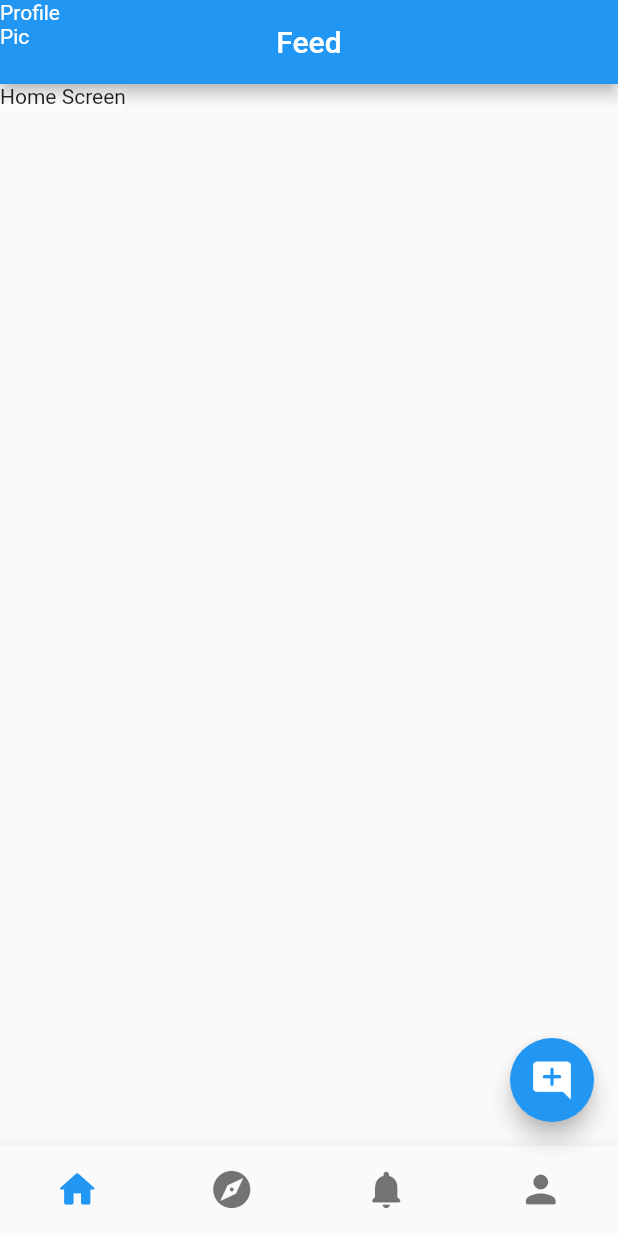
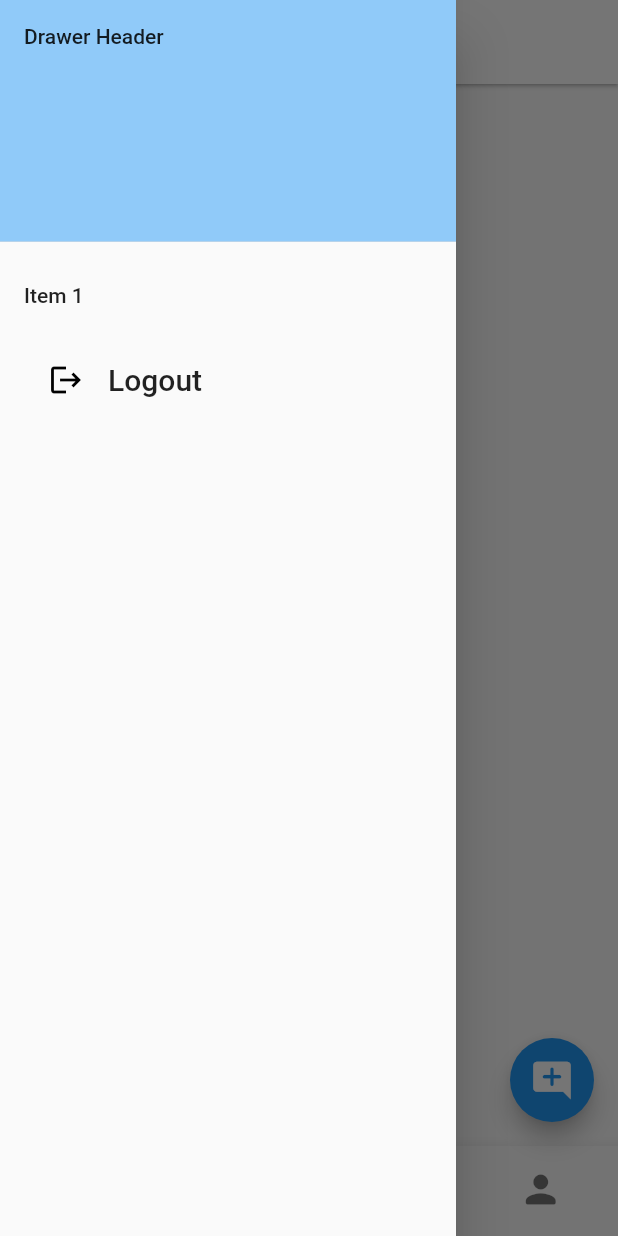
Before and after one commit to prism342/RitterMicroblog, a Flutter app: the MyHomeScreen screen opened by its route, in the side drawer, after a tap on "Profile Pic", on a phone screen of 412 x 824 dp. Run offline on Flutter 3.47's test engine with Material 2 defaults, Android fonts, the phone set to English and light mode, and no system bars; our stand-ins replace firebase_auth, firebase_core; missing offline and left inert: firebase_ui_auth; accounts and stored records are empty; generated files the repository leaves out were written again.

Commit message:
add my own auth screen templates

```diff
--- a/lib/home_screens/home_screen.dart
+++ b/lib/home_screens/home_screen.dart
@@ -1,9 +1,10 @@
 import 'package:flutter/material.dart';
-import 'package:ritter_microblog/home_screens/explore_screen.dart';
-import 'package:ritter_microblog/home_screens/feed_screen.dart';
-import 'package:ritter_microblog/home_screens/my_drawer.dart';
-import 'package:ritter_microblog/home_screens/notifications_screen.dart';
-import 'package:ritter_microblog/home_screens/profile_screen.dart';
+
+import 'my_drawer.dart';
+import 'feed_screen.dart';
+import 'explore_screen.dart';
+import 'notifications_screen.dart';
+import 'profile_screen.dart';
 
 class MyHomeScreen extends StatefulWidget {
   const MyHomeScreen({super.key});
@@ -14,6 +15,8 @@ class MyHomeScreen extends StatefulWidget {
 
 class _MyHomeScreenState extends State<MyHomeScreen> {
   int _selectedTabIndex = 0;
+
+  final GlobalKey<ScaffoldState> _scaffoldKey = GlobalKey<ScaffoldState>();
 
   void _onBottomBarTapped(int index) {
     setState(() {
@@ -32,17 +35,22 @@ class _MyHomeScreenState extends State<MyHomeScreen> {
 
   @override
   Widget build(BuildContext context) {
-    final GlobalKey<ScaffoldState> _scaffoldKey = GlobalKey<ScaffoldState>();
-
     return Scaffold(
       key: _scaffoldKey,
       appBar: AppBar(
         leading: GestureDetector(
-          child: Text("Profile Pic"),
+          child: Text(
+            "Profile Pic",
+            style: TextStyle(color: Theme.of(context).primaryColor),
+          ),
           onTap: () => _scaffoldKey.currentState?.openDrawer(),
         ),
-        title: Text(_screenTitles[_selectedTabIndex]),
+        title: Text(
+          _screenTitles[_selectedTabIndex],
+          style: TextStyle(color: Theme.of(context).primaryColor),
+        ),
         centerTitle: true,
+        elevation: 1,
       ),
       drawer: MyDrawer(),
       body: _screens[_selectedTabIndex],
--- a/lib/home_screens/my_drawer.dart
+++ b/lib/home_screens/my_drawer.dart
@@ -1,3 +1,4 @@
+import 'package:firebase_auth/firebase_auth.dart';
 import 'package:flutter/material.dart';
 
 class MyDrawer extends StatefulWidget {
@@ -18,9 +19,9 @@ class _MyDrawerState extends State<MyDrawer> {
         // Important: Remove any padding from the ListView.
         padding: EdgeInsets.zero,
         children: [
-          const DrawerHeader(
+          DrawerHeader(
             decoration: BoxDecoration(
-              color: Colors.blue,
+              color: Theme.of(context).backgroundColor,
             ),
             child: Text('Drawer Header'),
           ),
@@ -32,10 +33,26 @@ class _MyDrawerState extends State<MyDrawer> {
             },
           ),
           ListTile(
-            title: const Text('Item 2'),
+            leading: Padding(
+              padding: const EdgeInsets.only(left: 16.0),
+              child: Icon(
+                Icons.logout,
+                // size: Theme.of(context).iconTheme.size,
+                color: Theme.of(context).colorScheme.onSurface,
+              ),
+            ),
+            title: Text(
+              'Logout',
+              style: Theme.of(context).textTheme.titleLarge,
+            ),
+            // dense: true,
+            // minLeadingWidth: 32,
+            // horizontalTitleGap: 20,
             onTap: () {
               // Update the state of the app.
               // ...
+              FirebaseAuth.instance.signOut();
+              Navigator.pushReplacementNamed(context, '/signin');
             },
           ),
         ],
--- a/lib/my_widgets.dart
+++ b/lib/my_widgets.dart
@@ -16,11 +16,11 @@ class MyTextButton extends StatelessWidget {
   Widget build(BuildContext context) {
     Color? effectiveBackgroundColor = backgroundColor;
     if (backgroundColor == null) {
-      effectiveBackgroundColor = Theme.of(context).colorScheme.background;
+      effectiveBackgroundColor = Theme.of(context).colorScheme.primary;
     }
     Color? effectiveTextColor = backgroundColor;
     if (textColor == null) {
-      effectiveTextColor = Theme.of(context).colorScheme.onBackground;
+      effectiveTextColor = Theme.of(context).colorScheme.onPrimary;
     }
 
     return TextButton(
--- a/lib/themes.dart
+++ b/lib/themes.dart
@@ -4,6 +4,7 @@ import 'package:flutter/material.dart';
 
 ThemeData lightTheme = ThemeData(
     brightness: Brightness.light,
+    appBarTheme: AppBarTheme(backgroundColor: Colors.white)
     // primarySwatch: primaryColor,
     // bottomNavigationBarTheme:
     //     const BottomNavigationBarThemeData(selectedItemColor: primaryColor),
```
Also changed, not shown: lib/auth_screens/signin_screen.dart (added, +17 -0 lines), lib/auth_screens/signup_screen.dart (added, +17 -0 lines), lib/auth_screens/verify_email_screen.dart (added, +15 -0 lines), lib/main.dart (+10 -8 lines). Lines whose indentation alone changed are shown as unchanged.
